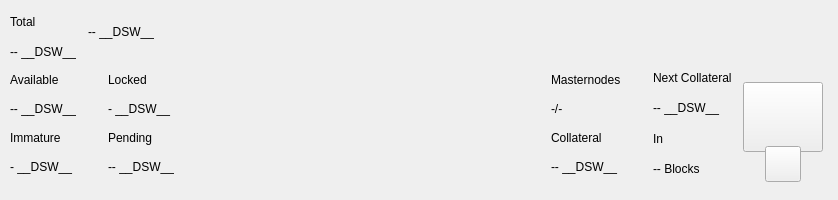
Before: the Qt Designer form src/qt/pivx/forms/topbar.ui in decenomy/DSW, drawn with Qt 5.
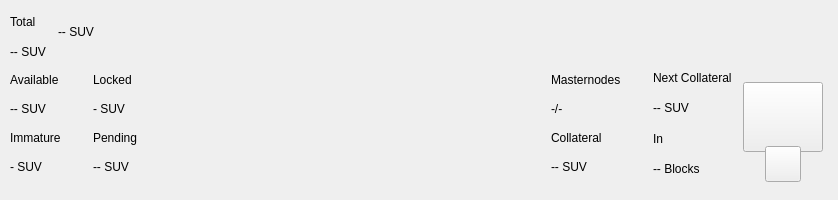
After: the same form once the commit is applied. Custom widgets are drawn as their Qt base class.

```diff
--- a/src/qt/pivx/forms/topbar.ui
+++ b/src/qt/pivx/forms/topbar.ui
@@ -119,7 +119,7 @@
               <item>
                <widget class="QLabel" name="labelAmountPiv">
                 <property name="text">
-                 <string notr="true">-- __DSW__</string>
+                 <string notr="true">-- SUV</string>
                 </property>
                </widget>
               </item>
@@ -162,7 +162,7 @@
                  <string notr="true">padding:0px;margin:0px;</string>
                 </property>
                 <property name="text">
-                 <string notr="true">-- __DSW__</string>
+                 <string notr="true">-- SUV</string>
                 </property>
                </widget>
               </item>
@@ -456,7 +456,7 @@
                  <item>
                   <widget class="QLabel" name="labelAvailablePiv">
                    <property name="text">
-                    <string>-- __DSW__</string>
+                    <string>-- SUV</string>
                    </property>
                   </widget>
                  </item>
@@ -470,7 +470,7 @@
                  <item>
                   <widget class="QLabel" name="labelImmaturePiv">
                    <property name="text">
-                    <string notr="true">- __DSW__</string>
+                    <string notr="true">- SUV</string>
                    </property>
                   </widget>
                  </item>
@@ -491,7 +491,7 @@
                  <item>
                   <widget class="QLabel" name="labelLockedPiv">
                    <property name="text">
-                    <string>- __DSW__</string>
+                    <string>- SUV</string>
                    </property>
                   </widget>
                  </item>
@@ -505,7 +505,7 @@
                  <item>
                   <widget class="QLabel" name="labelPendingPiv">
                    <property name="text">
-                    <string notr="true">-- __DSW__</string>
+                    <string notr="true">-- SUV</string>
                    </property>
                   </widget>
                  </item>
@@ -567,7 +567,7 @@
              <item>
               <widget class="QLabel" name="labelCollateralPiv">
                <property name="text">
-                <string notr="true">-- __DSW__</string>
+                <string notr="true">-- SUV</string>
                </property>
               </widget>
              </item>
@@ -598,7 +598,7 @@
               <item>
                <widget class="QLabel" name="labelNextCollateralValue">
                 <property name="text">
-                 <string>-- __DSW__</string>
+                 <string>-- SUV</string>
                 </property>
                </widget>
               </item>
```
